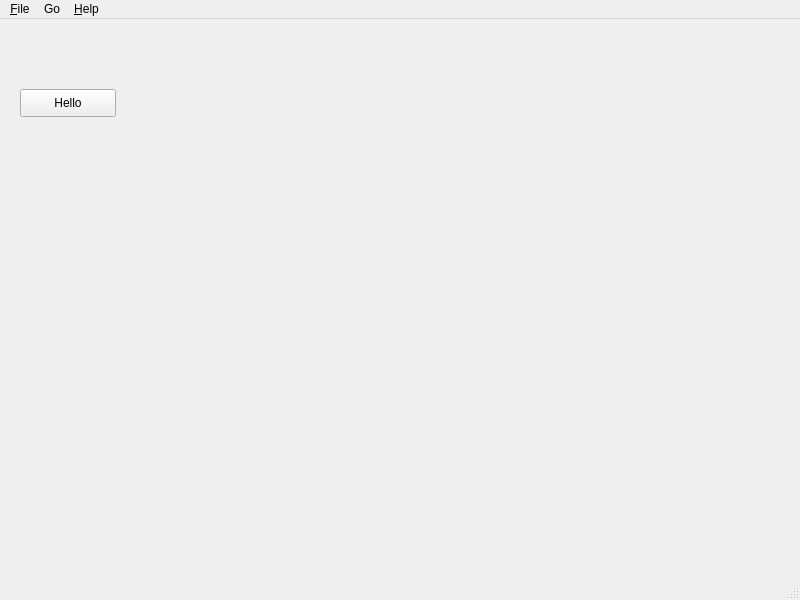
This is mainwindow.ui in elleryq/pymbook as Qt 5 draws it before an edit. The edited form follows.
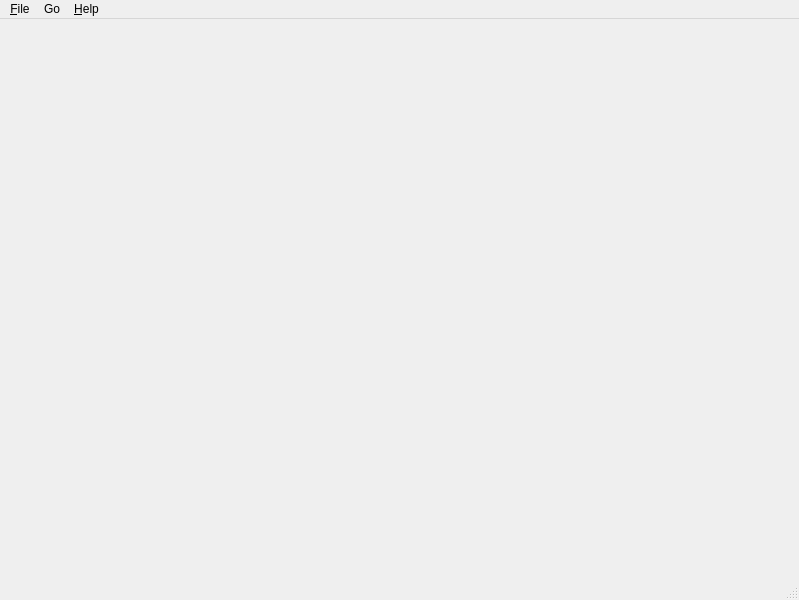
This is the edited form.

```diff
--- a/mainwindow.ui
+++ b/mainwindow.ui
@@ -6,7 +6,7 @@
    <rect>
     <x>0</x>
     <y>0</y>
-    <width>800</width>
+    <width>799</width>
     <height>600</height>
    </rect>
   </property>
@@ -14,26 +14,14 @@
    <string>MainWindow</string>
   </property>
   <widget class="QWidget" name="centralwidget">
-   <widget class="QPushButton" name="btnHello">
-    <property name="geometry">
-     <rect>
-      <x>20</x>
-      <y>70</y>
-      <width>96</width>
-      <height>28</height>
-     </rect>
-    </property>
-    <property name="text">
-     <string>Hello</string>
-    </property>
-   </widget>
+   <layout class="QVBoxLayout" name="verticalLayout"/>
   </widget>
   <widget class="QMenuBar" name="menubar">
    <property name="geometry">
     <rect>
      <x>0</x>
      <y>0</y>
-     <width>800</width>
+     <width>799</width>
      <height>26</height>
     </rect>
    </property>
```
